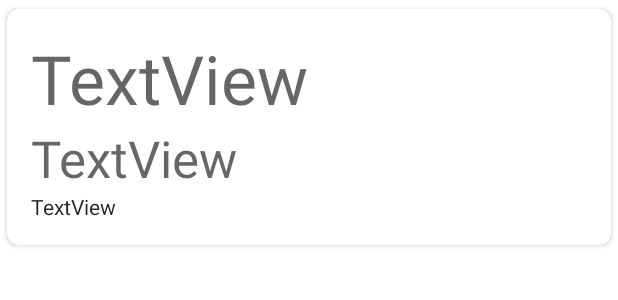
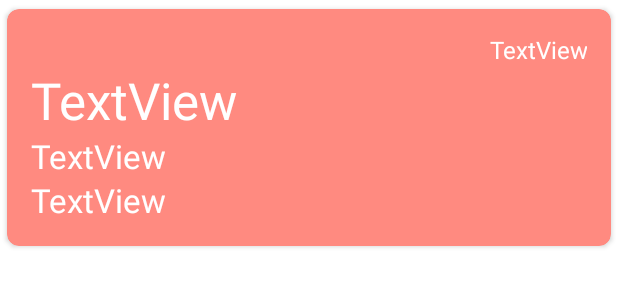
Before and after one commit to atangji/FirebaseDB, an Android app: the layout item_ticket.xml on its own in the app's theme, with its tools: preview values and no code run, on a phone screen of 412 x 824 dp. Shown: the top 300 px of the screen. Run offline under Robolectric (Android 15) with nearby library versions, the phone set to English and light mode, and no system bars.

Commit message:
Final cambios Nino

```diff
--- a/app/src/main/java/com/example/firebasedb/Adapters/TicketAdapter.java
+++ b/app/src/main/java/com/example/firebasedb/Adapters/TicketAdapter.java
@@ -64,7 +64,7 @@ public class TicketAdapter  extends RecyclerView.Adapter<TicketAdapter.ViewHolde
 
 public class ViewHolderTicket extends RecyclerView.ViewHolder {
     private View mView;
-    TextView tvSede,tvFecha, tvTipo;
+    TextView tvSede,tvFecha, tvTipo,tvId;
 
     private Context mContext;
     Ticket ticket;
@@ -75,7 +75,9 @@ public class ViewHolderTicket extends RecyclerView.ViewHolder {
         tvTipo = (TextView)itemView.findViewById(R.id.tvTipo);
         tvFecha = (TextView)itemView.findViewById(R.id.tvFecha);
         tvSede = (TextView)itemView.findViewById(R.id.tvSede);
+        tvId = (TextView)itemView.findViewById(R.id.tvItemID);
         this.mContext=c;
+
 
 
     }
@@ -85,6 +87,7 @@ public class ViewHolderTicket extends RecyclerView.ViewHolder {
         tvFecha.setText(t.getFecha_creacion());
          tvSede.setText(t.getSedeobj().getDireccion());
          tvTipo.setText(t.getTipoobj().getTipo_nombre());
+         tvId.setText("#"+t.getId());
     }
 
 
--- a/app/src/main/java/com/example/firebasedb/MainActivity.java
+++ b/app/src/main/java/com/example/firebasedb/MainActivity.java
@@ -40,6 +40,8 @@ import com.google.firebase.database.FirebaseDatabase;
 import com.google.firebase.database.ValueEventListener;
 
 import java.util.ArrayList;
+import java.util.Collection;
+import java.util.Collections;
 import java.util.HashMap;
 import java.util.Map;
 
@@ -108,6 +110,7 @@ public class MainActivity extends AppCompatActivity {
     private void cargarTicketFirebase(){
         final Ticket ticket;
         mDatabase = FirebaseDatabase.getInstance().getReference("ticket");
+
         ValueEventListener postListener = new ValueEventListener() {
             @Override
             public void onDataChange(DataSnapshot dataSnapshot) {
@@ -142,6 +145,7 @@ public class MainActivity extends AppCompatActivity {
 
 
                                             tickets_array.add(ticket);
+                                            Collections.reverse(tickets_array);
                                             TicketAdapter adapter = new TicketAdapter(tickets_array);
                                             rvTicket.setAdapter(adapter);
                                             adapter.setOnClickListener(new View.OnClickListener() {
@@ -189,7 +193,7 @@ public class MainActivity extends AppCompatActivity {
                 // ...
             }
         };
-        mDatabase.addValueEventListener(postListener);
+        mDatabase.orderByChild("fecha_creacion").addValueEventListener(postListener);
     }
 
 
--- a/app/src/main/java/com/example/firebasedb/SedeActivity.java
+++ b/app/src/main/java/com/example/firebasedb/SedeActivity.java
@@ -64,6 +64,7 @@ public class SedeActivity extends AppCompatActivity {
                 public void onClick(View v) {
 
                     Intent i = new Intent(v.getContext(), InsertarSedeActivity.class);
+                    i.putExtra(Constants.EXTRA_USER, u);
                     startActivity(i);
                 }
             });
--- /dev/null
+++ b/app/src/main/res/drawable/ic_save_black_24dp.xml
@@ -0,0 +1,5 @@
+<vector android:height="24dp" android:tint="#FFFFFF"
+    android:viewportHeight="24.0" android:viewportWidth="24.0"
+    android:width="24dp" xmlns:android="http://schemas.android.com/apk/res/android">
+    <path android:fillColor="#FF000000" android:pathData="M17,3L5,3c-1.11,0 -2,0.9 -2,2v14c0,1.1 0.89,2 2,2h14c1.1,0 2,-0.9 2,-2L21,7l-4,-4zM12,19c-1.66,0 -3,-1.34 -3,-3s1.34,-3 3,-3 3,1.34 3,3 -1.34,3 -3,3zM15,9L5,9L5,5h10v4z"/>
+</vector>
--- a/app/src/main/res/layout/item_ticket.xml
+++ b/app/src/main/res/layout/item_ticket.xml
@@ -5,6 +5,7 @@
     xmlns:app="http://schemas.android.com/apk/res-auto"
     app:cardUseCompatPadding="true"
     app:cardCornerRadius="8dp"
+    app:cardBackgroundColor="@color/md_red_A100"
     app:cardElevation="@dimen/cardview_default_elevation"
     android:layout_height="wrap_content">
 
@@ -16,16 +17,27 @@
 
 
     <TextView
+        android:id="@+id/tvItemID"
+        android:layout_width="match_parent"
+        android:layout_height="wrap_content"
+        android:textColor="@color/blanco"
+        android:textSize="16dp"
+        android:textAlignment="viewEnd"
+        android:text="TextView" />
+
+    <TextView
         android:id="@+id/tvFecha"
         android:layout_width="match_parent"
         android:layout_height="wrap_content"
-        android:textAppearance="@style/TextAppearance.AppCompat.Display2"
+        android:textColor="@color/blanco"
+        android:textAppearance="@style/TextAppearance.AppCompat.Display1"
         android:text="TextView" />
 
     <TextView
         android:id="@+id/tvSede"
         android:layout_width="match_parent"
-        android:textAppearance="@style/TextAppearance.AppCompat.Display1"
+        android:textSize="22dp"
+        android:textColor="@color/blanco"
         android:layout_height="wrap_content"
         android:text="TextView" />
 
@@ -33,7 +45,8 @@
         android:id="@+id/tvTipo"
         android:layout_width="match_parent"
         android:layout_height="wrap_content"
-
+        android:textColor="@color/blanco"
+        android:textSize="22dp"
         android:textAppearance="@style/TextAppearance.AppCompat.Body1"
         android:text="TextView" />
 </LinearLayout>
```
Also changed, not shown: app/src/main/java/com/example/firebasedb/InsertarSedeActivity.java (+14 -2 lines), app/src/main/java/com/example/firebasedb/InsertarTicketActivity.java (+7 -3 lines), app/src/main/res/layout/item_sede.xml (+13 -2 lines), app/src/main/res/values/colors.xml (+17 -0 lines).
